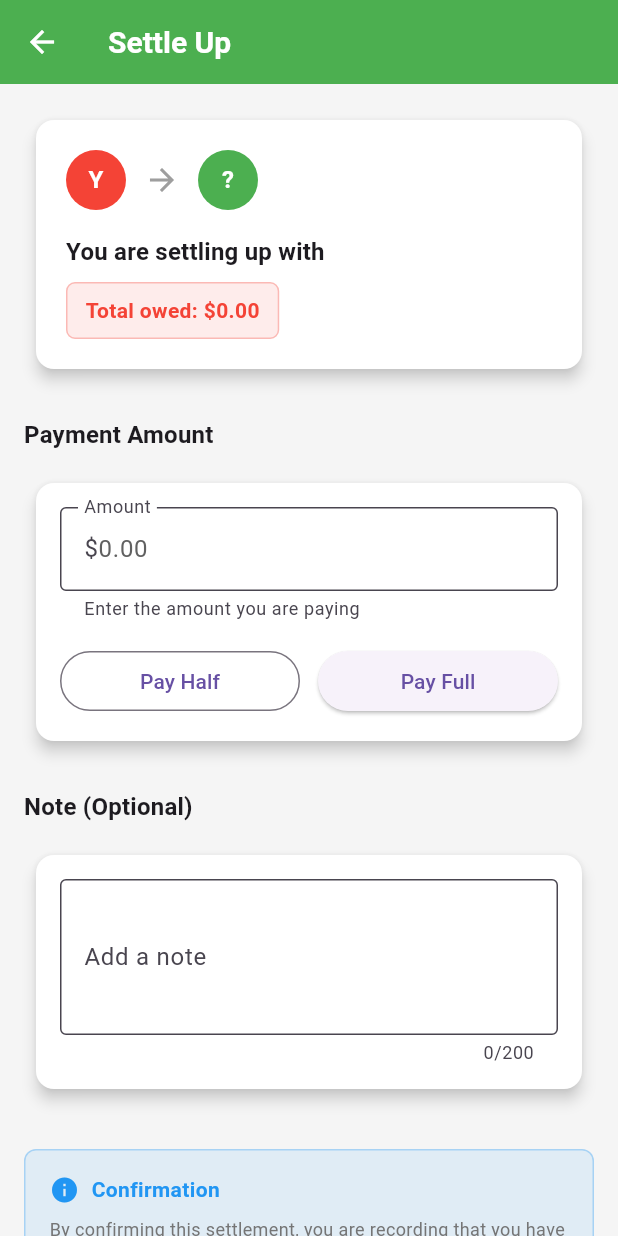
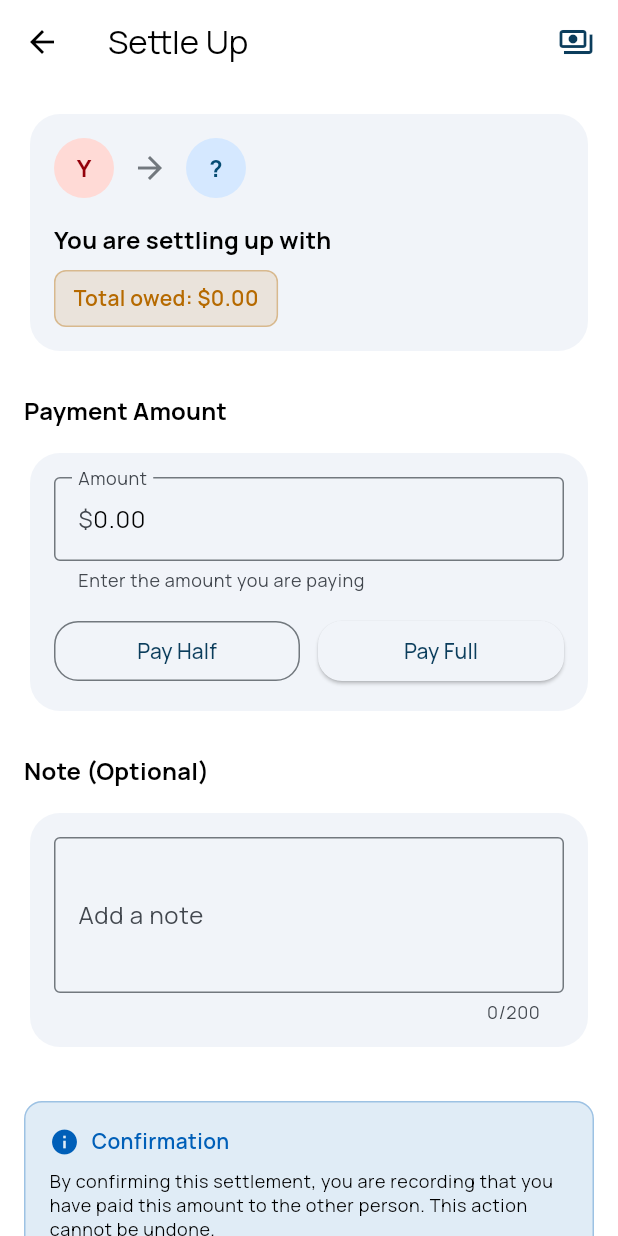
Before and after one commit to cloudy3/SettleUp, a Flutter app: the SettleUpScreen screen opened directly with empty values, on a phone screen of 412 x 824 dp. Run offline on Flutter 3.47's test engine with Material 3 defaults, Android fonts, the phone set to English and light mode, and no system bars; our stand-ins replace cloud_firestore, connectivity_plus, firebase_auth, firebase_core, flex_color_scheme, google_fonts and 1 more; accounts and stored records are empty; generated files the repository leaves out were written again.

Commit message:
feat: modernize ui

```diff
--- a/lib/main.dart
+++ b/lib/main.dart
@@ -208,123 +208,6 @@ class _ConnectivityWrapperState extends State<_ConnectivityWrapper> {
   Widget build(BuildContext context) {
     return widget.child;
   }
-}
-
-class ThemeProvider extends ChangeNotifier {
-  bool _isDarkMode = false;
-
-  bool get isDarkMode => _isDarkMode;
-
-  ThemeData get currentTheme => _isDarkMode ? darkTheme : lightTheme;
-
-  void toggleTheme() {
-    _isDarkMode = !_isDarkMode;
-    notifyListeners();
-  }
-
-  ThemeData get lightTheme => ThemeData(
-    brightness: Brightness.light,
-    primarySwatch: Colors.deepPurple,
-    primaryColor: Colors.blue.shade900,
-    scaffoldBackgroundColor: Colors.grey.shade100,
-    appBarTheme: AppBarTheme(
-      backgroundColor: Colors.blue.shade900,
-      titleTextStyle: const TextStyle(
-        color: Colors.white,
-        fontSize: 20,
-        fontWeight: FontWeight.bold,
-      ),
-    ),
-    floatingActionButtonTheme: FloatingActionButtonThemeData(
-      backgroundColor: Colors.blue.shade900,
-      foregroundColor: Colors.white,
-    ),
-    cardTheme: CardThemeData(
-      color: Colors.white,
-      shadowColor: Colors.grey[300],
-      elevation: 4,
-      margin: const EdgeInsets.all(8),
-      shape: RoundedRectangleBorder(borderRadius: BorderRadius.circular(12)),
-    ),
-    textTheme: TextTheme(
-      headlineLarge: TextStyle(
-        fontSize: 32,
-        fontWeight: FontWeight.bold,
-        color: Colors.blue.shade900,
-      ),
-      headlineMedium: TextStyle(
-        fontSize: 24,
-        fontWeight: FontWeight.bold,
-        color: Colors.blue.shade800,
-      ),
-      bodyLarge: TextStyle(fontSize: 16, color: Colors.grey.shade700),
-      bodyMedium: TextStyle(fontSize: 14, color: Colors.grey.shade600),
-    ),
-    inputDecorationTheme: InputDecorationTheme(
-      filled: true,
-      fillColor: Colors.white,
-      border: OutlineInputBorder(
-        borderRadius: BorderRadius.circular(12),
-        borderSide: BorderSide.none,
-      ),
-      focusedBorder: OutlineInputBorder(
-        borderRadius: BorderRadius.circular(12),
-        borderSide: BorderSide(color: Colors.blue.shade900, width: 2),
-      ),
-    ),
-  );
-
-  ThemeData get darkTheme => ThemeData(
-    brightness: Brightness.dark,
-    primarySwatch: Colors.deepPurple,
-    primaryColor: Colors.deepPurple.shade900,
-    scaffoldBackgroundColor: const Color.fromARGB(255, 4, 0, 53),
-    appBarTheme: const AppBarTheme(
-      backgroundColor: Colors.deepPurple,
-      titleTextStyle: TextStyle(
-        color: Colors.white,
-        fontSize: 20,
-        fontWeight: FontWeight.bold,
-      ),
-    ),
-    floatingActionButtonTheme: FloatingActionButtonThemeData(
-      backgroundColor: Colors.blue.shade900,
-      foregroundColor: Colors.white,
-    ),
-    cardTheme: CardThemeData(
-      color: Colors.grey[800],
-      shadowColor: Colors.grey[700],
-      elevation: 4,
-      margin: const EdgeInsets.all(8),
-      shape: RoundedRectangleBorder(borderRadius: BorderRadius.circular(12)),
-    ),
-    textTheme: TextTheme(
-      headlineLarge: TextStyle(
-        fontSize: 32,
-        fontWeight: FontWeight.bold,
-        color: Colors.deepPurple.shade100,
-      ),
-      headlineMedium: TextStyle(
-        fontSize: 24,
-        fontWeight: FontWeight.bold,
-        color: Colors.deepPurple.shade200,
-      ),
-      bodyLarge: TextStyle(fontSize: 16, color: Colors.grey.shade400),
-      bodyMedium: TextStyle(fontSize: 14, color: Colors.grey.shade500),
-    ),
-    inputDecorationTheme: InputDecorationTheme(
-      filled: true,
-      fillColor: Colors.grey[800],
-      border: OutlineInputBorder(
-        borderRadius: BorderRadius.circular(12),
-        borderSide: BorderSide.none,
-      ),
-      focusedBorder: OutlineInputBorder(
-        borderRadius: BorderRadius.circular(12),
-        borderSide: const BorderSide(color: Colors.deepPurple, width: 2),
-      ),
-    ),
-  );
 }
 
 /// Wrapper widget to load group members before showing AddExpenseScreen
--- a/lib/providers/providers.dart
+++ b/lib/providers/providers.dart
@@ -2,3 +2,4 @@
 export 'app_state_provider.dart';
 export 'group_provider.dart';
 export 'offline_provider.dart';
+export 'theme_provider.dart';
--- /dev/null
+++ b/lib/providers/theme_provider.dart
@@ -0,0 +1,16 @@
+import 'package:flutter/material.dart';
+import 'package:settle_up/theme/app_theme.dart';
+
+class ThemeProvider extends ChangeNotifier {
+  bool _isDarkMode = false;
+
+  bool get isDarkMode => _isDarkMode;
+
+  ThemeData get currentTheme =>
+      _isDarkMode ? AppTheme.darkTheme : AppTheme.lightTheme;
+
+  void toggleTheme() {
+    _isDarkMode = !_isDarkMode;
+    notifyListeners();
+  }
+}
--- a/lib/screens/account_screen.dart
+++ b/lib/screens/account_screen.dart
@@ -1,7 +1,7 @@
 import "package:flutter/material.dart";
 import "package:firebase_auth/firebase_auth.dart";
 import "package:provider/provider.dart";
-import "package:settle_up/main.dart";
+import "package:settle_up/providers/providers.dart";
 
 class AccountScreen extends StatelessWidget {
   const AccountScreen({super.key});
--- a/lib/screens/settle_up_screen.dart
+++ b/lib/screens/settle_up_screen.dart
@@ -1,6 +1,10 @@
 import 'package:firebase_auth/firebase_auth.dart';
 import 'package:flutter/material.dart';
 import 'package:flutter/services.dart';
+
+import 'package:settle_up/theme/app_theme.dart';
+import 'package:settle_up/theme/app_tokens.dart';
+
 import '../services/services.dart';
 
 class SettleUpScreen extends StatefulWidget {
@@ -46,25 +50,30 @@ class _SettleUpScreenState extends State<SettleUpScreen> {
 
   @override
   Widget build(BuildContext context) {
+    final colorScheme = Theme.of(context).colorScheme;
     return Scaffold(
       appBar: AppBar(
         title: const Text('Settle Up'),
-        backgroundColor: Colors.green,
-        foregroundColor: Colors.white,
+        actions: [
+          Padding(
+            padding: const EdgeInsets.only(right: AppSpacing.lg),
+            child: Icon(Icons.payments_outlined, color: colorScheme.primary),
+          ),
+        ],
       ),
       body: SingleChildScrollView(
-        padding: const EdgeInsets.all(16),
+        padding: AppInsets.screen,
         child: Form(
           key: _formKey,
           child: Column(
             crossAxisAlignment: CrossAxisAlignment.start,
             children: [
               _buildSettlementSummaryCard(),
-              const SizedBox(height: 24),
+              const SizedBox(height: AppSpacing.xl),
               _buildAmountSection(),
-              const SizedBox(height: 24),
+              const SizedBox(height: AppSpacing.xl),
               _buildNoteSection(),
-              const SizedBox(height: 32),
+              const SizedBox(height: AppSpacing.xxl),
               _buildConfirmationSection(),
             ],
           ),
@@ -74,61 +83,69 @@ class _SettleUpScreenState extends State<SettleUpScreen> {
   }
 
   Widget _buildSettlementSummaryCard() {
+    final theme = Theme.of(context);
+    final colorScheme = theme.colorScheme;
+    final semantic = AppTheme.semanticOf(context);
+
     return Card(
-      elevation: 4,
       child: Padding(
-        padding: const EdgeInsets.all(20),
+        padding: AppInsets.card,
         child: Column(
           crossAxisAlignment: CrossAxisAlignment.start,
           children: [
             Row(
               children: [
                 CircleAvatar(
-                  backgroundColor: Colors.red,
+                  backgroundColor: colorScheme.errorContainer,
                   child: Text(
                     _currentUserId != null ? 'Y' : '?',
-                    style: const TextStyle(
-                      color: Colors.white,
+                    style: TextStyle(
+                      color: colorScheme.onErrorContainer,
                       fontWeight: FontWeight.bold,
                     ),
                   ),
                 ),
-                const SizedBox(width: 12),
-                const Icon(Icons.arrow_forward, color: Colors.grey),
-                const SizedBox(width: 12),
+                const SizedBox(width: AppSpacing.md),
+                Icon(Icons.arrow_forward, color: colorScheme.outline),
+                const SizedBox(width: AppSpacing.md),
                 CircleAvatar(
-                  backgroundColor: Colors.green,
+                  backgroundColor: colorScheme.primaryContainer,
                   child: Text(
                     widget.toUserName.isNotEmpty
                         ? widget.toUserName[0].toUpperCase()
                         : '?',
-                    style: const TextStyle(
-                      color: Colors.white,
+                    style: TextStyle(
+                      color: colorScheme.onPrimaryContainer,
                       fontWeight: FontWeight.bold,
                     ),
                   ),
                 ),
               ],
             ),
-            const SizedBox(height: 16),
+            const SizedBox(height: AppSpacing.lg),
             Text(
               'You are settling up with ${widget.toUserName}',
-              style: Theme.of(
-                context,
-              ).textTheme.titleMedium?.copyWith(fontWeight: FontWeight.w600),
+              style: theme.textTheme.titleMedium?.copyWith(
+                fontWeight: FontWeight.w700,
+              ),
             ),
-            const SizedBox(height: 8),
+            const SizedBox(height: AppSpacing.sm),
             Container(
-              padding: const EdgeInsets.symmetric(vertical: 8, horizontal: 12),
+              padding: const EdgeInsets.symmetric(
+                vertical: AppSpacing.sm,
+                horizontal: AppSpacing.md,
+              ),
               decoration: BoxDecoration(
-                color: Colors.red.withValues(alpha: 0.1),
-                borderRadius: BorderRadius.circular(6),
-                border: Border.all(color: Colors.red.withValues(alpha: 0.3)),
+                color: semantic.warning.withValues(alpha: 0.12),
+                borderRadius: BorderRadius.circular(AppRadii.sm),
+                border: Border.all(
+                  color: semantic.warning.withValues(alpha: 0.35),
+                ),
               ),
               child: Text(
                 'Total owed: \$${widget.amount.toStringAsFixed(2)}',
-                style: const TextStyle(
-                  color: Colors.red,
+                style: TextStyle(
+                  color: semantic.warning,
                   fontWeight: FontWeight.w600,
                 ),
               ),
@@ -140,19 +157,22 @@ class _SettleUpScreenState extends State<SettleUpScreen> {
   }
 
   Widget _buildAmountSection() {
+    final theme = Theme.of(context);
+    final semantic = AppTheme.semanticOf(context);
+
     return Column(
       crossAxisAlignment: CrossAxisAlignment.start,
       children: [
         Text(
           'Payment Amount',
-          style: Theme.of(
-            context,
-          ).textTheme.titleMedium?.copyWith(fontWeight: FontWeight.w600),
+          style: theme.textTheme.titleMedium?.copyWith(
+            fontWeight: FontWeight.w700,
+          ),
         ),
-        const SizedBox(height: 12),
+        const SizedBox(height: AppSpacing.md),
         Card(
           child: Padding(
-            padding: const EdgeInsets.all(16),
+            padding: AppInsets.card,
             child: Column(
               children: [
                 TextFormField(
@@ -194,7 +214,7 @@ class _SettleUpScreenState extends State<SettleUpScreen> {
                     });
                   },
                 ),
-                const SizedBox(height: 16),
+                const SizedBox(height: AppSpacing.lg),
                 Row(
                   children: [
                     Expanded(
@@ -209,7 +229,7 @@ class _SettleUpScreenState extends State<SettleUpScreen> {
                         child: const Text('Pay Half'),
                       ),
                     ),
-                    const SizedBox(width: 12),
+                    const SizedBox(width: AppSpacing.md),
                     Expanded(
                       child: ElevatedButton(
                         onPressed: () {
@@ -225,26 +245,26 @@ class _SettleUpScreenState extends State<SettleUpScreen> {
                   ],
                 ),
                 if (_isPartialPayment) ...[
-                  const SizedBox(height: 12),
+                  const SizedBox(height: AppSpacing.md),
                   Container(
-                    padding: const EdgeInsets.all(12),
+                    padding: const EdgeInsets.all(AppSpacing.md),
                     decoration: BoxDecoration(
-                      color: Colors.orange.withValues(alpha: 0.1),
-                      borderRadius: BorderRadius.circular(6),
+                      color: semantic.warning.withValues(alpha: 0.12),
+                      borderRadius: BorderRadius.circular(AppRadii.sm),
                       border: Border.all(
-                        color: Colors.orange.withValues(alpha: 0.3),
+                        color: semantic.warning.withValues(alpha: 0.35),
                       ),
                     ),
                     child: Row(
                       children: [
-                        const Icon(Icons.info, color: Colors.orange, size: 20),
-                        const SizedBox(width: 8),
+                        Icon(Icons.info, color: semantic.warning, size: 20),
+                        const SizedBox(width: AppSpacing.sm),
                         Expanded(
                           child: Text(
                             'This is a partial payment. You will still owe \$${(widget.amount - (double.tryParse(_amountController.text) ?? 0)).toStringAsFixed(2)}',
-                            style: const TextStyle(
-                              color: Colors.orange,
-                              fontSize: 12,
+                            style: theme.textTheme.bodySmall?.copyWith(
+                              color: semantic.warning,
+                              fontWeight: FontWeight.w600,
                             ),
                           ),
                         ),
@@ -261,19 +281,21 @@ class _SettleUpScreenState extends State<SettleUpScreen> {
   }
 
   Widget _buildNoteSection() {
+    final theme = Theme.of(context);
+
     return Column(
       crossAxisAlignment: CrossAxisAlignment.start,
       children: [
         Text(
           'Note (Optional)',
-          style: Theme.of(
-            context,
-          ).textTheme.titleMedium?.copyWith(fontWeight: FontWeight.w600),
+          style: theme.textTheme.titleMedium?.copyWith(
+            fontWeight: FontWeight.w700,
+          ),
         ),
-        const SizedBox(height: 12),
+        const SizedBox(height: AppSpacing.md),
         Card(
           child: Padding(
-            padding: const EdgeInsets.all(16),
+            padding: AppInsets.card,
             child: TextFormField(
               controller: _noteController,
               maxLines: 3,
@@ -291,49 +313,52 @@ class _SettleUpScreenState extends State<SettleUpScreen> {
   }
 
   Widget _buildConfirmationSection() {
+    final theme = Theme.of(context);
+    final colorScheme = theme.colorScheme;
+    final semantic = AppTheme.semanticOf(context);
+
     return Column(
       crossAxisAlignment: CrossAxisAlignment.stretch,
       children: [
         Container(
-          padding: const EdgeInsets.all(16),
+          padding: AppInsets.card,
           decoration: BoxDecoration(
-            color: Colors.blue.withValues(alpha: 0.1),
-            borderRadius: BorderRadius.circular(8),
-            border: Border.all(color: Colors.blue.withValues(alpha: 0.3)),
+            color: semantic.info.withValues(alpha: 0.12),
+            borderRadius: BorderRadius.circular(AppRadii.md),
+            border: Border.all(color: semantic.info.withValues(alpha: 0.3)),
           ),
           child: Column(
             crossAxisAlignment: CrossAxisAlignment.start,
             children: [
-              const Row(
+              Row(
                 children: [
-                  Icon(Icons.info, color: Colors.blue, size: 20),
-                  SizedBox(width: 8),
+                  Icon(Icons.info, color: semantic.info, size: 20),
+                  const SizedBox(width: AppSpacing.sm),
                   Text(
                     'Confirmation',
                     style: TextStyle(
-                      color: Colors.blue,
+                      color: semantic.info,
                       fontWeight: FontWeight.w600,
                     ),
                   ),
                 ],
               ),
-              const SizedBox(height: 8),
-              const Text(
+              const SizedBox(height: AppSpacing.sm),
+              Text(
                 'By confirming this settlement, you are recording that you have paid this amount to the other person. This action cannot be undone.',
-                style: TextStyle(fontSize: 12),
+                style: theme.textTheme.bodySmall,
               ),
-              const SizedBox(height: 8),
+              const SizedBox(height: AppSpacing.sm),
               Text(
                 'Both you and ${widget.toUserName} will be notified of this settlement.',
-                style: const TextStyle(
-                  fontSize: 12,
+                style: theme.textTheme.bodySmall?.copyWith(
                   fontWeight: FontWeight.w500,
                 ),
               ),
             ],
           ),
         ),
-        const SizedBox(height: 24),
+        const SizedBox(height: AppSpacing.xl),
         Row(
           children: [
             Expanded(
@@ -344,15 +369,15 @@ class _SettleUpScreenState extends State<SettleUpScreen> {
                 child: const Text('Cancel'),
               ),
             ),
-            const SizedBox(width: 16),
+            const SizedBox(width: AppSpacing.lg),
             Expanded(
               flex: 2,
               child: ElevatedButton(
                 onPressed: _isLoading ? null : _recordSettlement,
                 style: ElevatedButton.styleFrom(
-                  backgroundColor: Colors.green,
-                  foregroundColor: Colors.white,
-                  padding: const EdgeInsets.symmetric(vertical: 16),
+                  backgroundColor: colorScheme.primary,
+                  foregroundColor: colorScheme.onPrimary,
+                  padding: const EdgeInsets.symmetric(vertical: AppSpacing.lg),
                 ),
                 child: _isLoading
                     ? const SizedBox(
@@ -385,9 +410,9 @@ class _SettleUpScreenState extends State<SettleUpScreen> {
     final amount = double.tryParse(_amountController.text);
     if (amount == null || amount <= 0) {
       ScaffoldMessenger.of(context).showSnackBar(
-        const SnackBar(
+        SnackBar(
           content: Text('Please enter a valid amount'),
-          backgroundColor: Colors.red,
+          backgroundColor: Theme.of(context).colorScheme.error,
         ),
       );
       return;
@@ -424,7 +449,7 @@ class _SettleUpScreenState extends State<SettleUpScreen> {
         ScaffoldMessenger.of(context).showSnackBar(
           SnackBar(
             content: Text('Failed to record settlement: $e'),
-            backgroundColor: Colors.red,
+            backgroundColor: Theme.of(context).colorScheme.error,
             action: SnackBarAction(
               label: 'Retry',
               onPressed: _recordSettlement,
@@ -436,6 +461,9 @@ class _SettleUpScreenState extends State<SettleUpScreen> {
   }
 
   Future<bool> _showConfirmationDialog(double amount) async {
+    final theme = Theme.of(context);
+    final semantic = AppTheme.semanticOf(context);
+
     return await showDialog<bool>(
           context: context,
           builder: (context) => AlertDialog(
@@ -445,39 +473,42 @@ class _SettleUpScreenState extends State<SettleUpScreen> {
               crossAxisAlignment: CrossAxisAlignment.start,
               children: [
                 Text('You are about to record a payment of:'),
-                const SizedBox(height: 8),
+                const SizedBox(height: AppSpacing.sm),
                 Container(
-                  padding: const EdgeInsets.all(12),
+                  padding: const EdgeInsets.all(AppSpacing.md),
                   decoration: BoxDecoration(
-                    color: Colors.green.withValues(alpha: 0.1),
-                    borderRadius: BorderRadius.circular(6),
+                    color: semantic.success.withValues(alpha: 0.12),
+                    borderRadius: BorderRadius.circular(AppRadii.sm),
                   ),
                   child: Row(
                     children: [
-                      const Icon(Icons.payment, color: Colors.green),
-                      const SizedBox(width: 8),
+                      Icon(Icons.payment, color: semantic.success),
+                      const SizedBox(width: AppSpacing.sm),
                       Text(
                         '\$${amount.toStringAsFixed(2)} to ${widget.toUserName}',
-                        style: const TextStyle(
+                        style: theme.textTheme.titleSmall?.copyWith(
                           fontWeight: FontWeight.w600,
-                          fontSize: 16,
                         ),
                       ),
                     ],
                   ),
                 ),
-                const SizedBox(height: 12),
+                const SizedBox(height: AppSpacing.md),
                 if (_noteController.text.trim().isNotEmpty) ...[
-                  const Text(
+                  Text(
                     'Note:',
-                    style: TextStyle(fontWeight: FontWeight.w500),
+                    style: theme.textTheme.bodyMedium?.copyWith(
+                      fontWeight: FontWeight.w600,
+                    ),
                   ),
                   Text(_noteController.text.trim()),
-                  const SizedBox(height: 12),
+                  const SizedBox(height: AppSpacing.md),
                 ],
-                const Text(
+                Text(
                   'This action cannot be undone. Are you sure?',
-                  style: TextStyle(fontWeight: FontWeight.w500),
+                  style: theme.textTheme.bodyMedium?.copyWith(
+                    fontWeight: FontWeight.w600,
+                  ),
                 ),
               ],
             ),
@@ -489,7 +520,7 @@ class _SettleUpScreenState extends State<SettleUpScreen> {
               ElevatedButton(
                 onPressed: () => Navigator.pop(context, true),
                 style: ElevatedButton.styleFrom(
-                  backgroundColor: Colors.green,
+                  backgroundColor: semantic.success,
                   foregroundColor: Colors.white,
                 ),
                 child: const Text('Confirm'),
--- /dev/null
+++ b/lib/theme/app_tokens.dart
@@ -0,0 +1,27 @@
+import 'package:flutter/material.dart';
+
+class AppSpacing {
+  static const double xs = 4;
+  static const double sm = 8;
+  static const double md = 12;
+  static const double lg = 16;
+  static const double xl = 24;
+  static const double xxl = 32;
+}
+
+class AppRadii {
+  static const double sm = 8;
+  static const double md = 12;
+  static const double lg = 16;
+  static const double xl = 20;
+}
+
+class AppMotion {
+  static const Duration fast = Duration(milliseconds: 160);
+  static const Duration normal = Duration(milliseconds: 240);
+}
+
+class AppInsets {
+  static const EdgeInsets screen = EdgeInsets.all(AppSpacing.lg);
+  static const EdgeInsets card = EdgeInsets.all(AppSpacing.lg);
+}
--- a/pubspec.yaml
+++ b/pubspec.yaml
@@ -10,6 +10,7 @@ environment:
 
 dependencies:
   cloud_firestore: ^6.0.0
+  flex_color_scheme: ^8.3.0
   firebase_auth: ^6.0.0
   firebase_core: ^4.0.0
   firebase_storage: ^13.0.0
@@ -17,6 +18,8 @@ dependencies:
     sdk: flutter
   flutter_localizations:
     sdk: flutter
+  flutter_animate: ^4.5.2
+  google_fonts: ^6.3.1
   image_picker: ^1.1.2
   provider: ^6.1.2
   shared_preferences: ^2.2.2
```
Also changed, not shown: lib/theme/app_theme.dart (added, +148 -0 lines), pubspec.lock, 3 other files.
